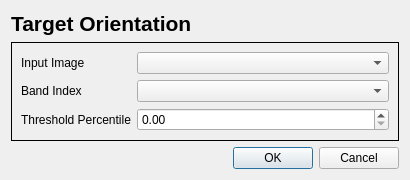
Above: target_orientation/target_orientation_dialog_base.ui from AUGSignals/qgis-plugins before the change. Below: the same form after it.
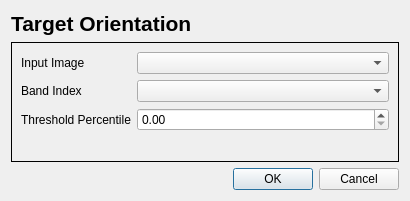
That is the form after the change. Custom widgets are drawn as their Qt base class.

```diff
--- a/target_orientation/target_orientation_dialog_base.ui
+++ b/target_orientation/target_orientation_dialog_base.ui
@@ -7,7 +7,7 @@
     <x>0</x>
     <y>0</y>
     <width>410</width>
-    <height>170</height>
+    <height>201</height>
    </rect>
   </property>
   <property name="windowTitle">
```
Left out of the diff: 20 changed lines with no effect on the pictures.
